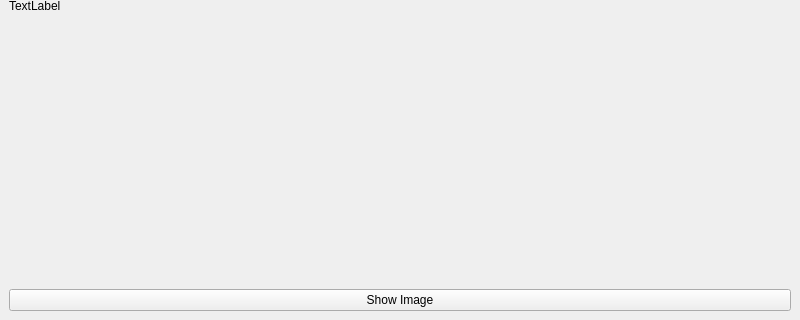
Before: the Qt Designer form Python/uitest/ui/window1.ui in chencen2000/AthenaProject, drawn with Qt 5; both pictures show x 0 to 800 and y 280 to 600 of the 800 by 600 pixel window.
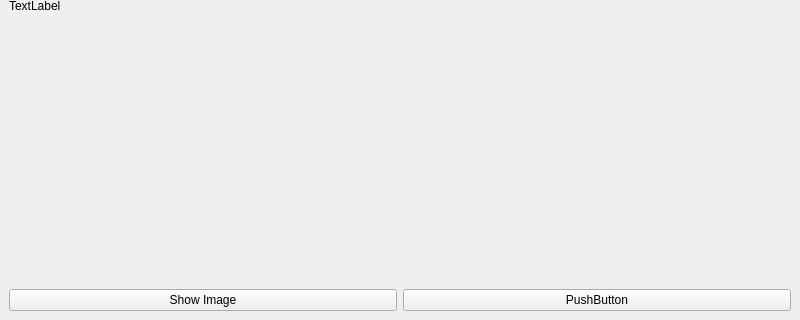
After: the same form once the commit is applied.

Patch:
```diff
--- a/Python/uitest/ui/window1.ui
+++ b/Python/uitest/ui/window1.ui
@@ -14,25 +14,45 @@
    <string>MainWindow</string>
   </property>
   <widget class="QWidget" name="centralWidget">
-   <layout class="QHBoxLayout" name="horizontalLayout">
-    <item>
-     <layout class="QGridLayout" name="gridLayout">
-      <property name="sizeConstraint">
-       <enum>QLayout::SetDefaultConstraint</enum>
-      </property>
-      <item row="0" column="0">
+   <property name="minimumSize">
+    <size>
+     <width>0</width>
+     <height>600</height>
+    </size>
+   </property>
+   <property name="maximumSize">
+    <size>
+     <width>16777215</width>
+     <height>600</height>
+    </size>
+   </property>
+   <layout class="QHBoxLayout" name="horizontalLayout_2">
+    <item>
+     <layout class="QVBoxLayout" name="verticalLayout">
+      <item>
        <widget class="QLabel" name="label">
         <property name="text">
          <string>TextLabel</string>
         </property>
        </widget>
       </item>
-      <item row="1" column="0">
+      <item>
+       <layout class="QHBoxLayout" name="horizontalLayout">
+        <item>
        <widget class="QPushButton" name="pushButton">
         <property name="text">
          <string>Show Image</string>
         </property>
        </widget>
+        </item>
+        <item>
+         <widget class="QPushButton" name="pushButton_2">
+          <property name="text">
+           <string>PushButton</string>
+          </property>
+         </widget>
+        </item>
+       </layout>
       </item>
      </layout>
     </item>
```
Lines whose indentation alone changed are shown as unchanged.
